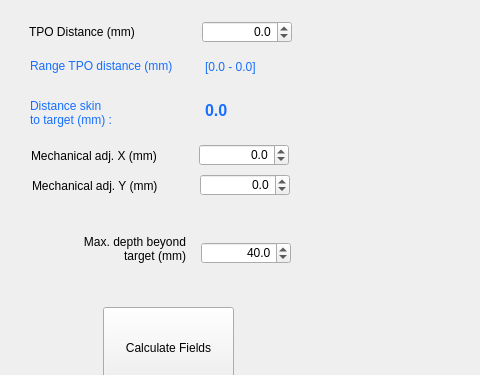
Qt form BabelBrain/Babel_CTX500/form.ui (ProteusMRIgHIFU/BabelBrain) before a commit; both pictures show x 0 to 480 and y 0 to 375 of the 1251 by 473 pixel window.
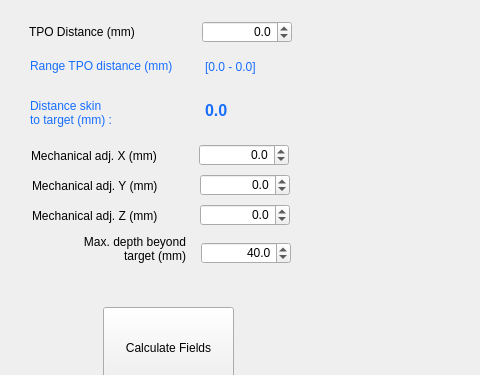
The same form after that commit.

Commit message: Addressed issue #16 - Added Z control for CTX-500

The edit to the form file:
```diff
--- a/BabelBrain/Babel_CTX500/form.ui
+++ b/BabelBrain/Babel_CTX500/form.ui
@@ -216,6 +216,47 @@
     <double>0.000000000000000</double>
    </property>
   </widget>
+  <widget class="QLabel" name="label_24">
+   <property name="geometry">
+    <rect>
+     <x>32</x>
+     <y>206</y>
+     <width>143</width>
+     <height>20</height>
+    </rect>
+   </property>
+   <property name="text">
+    <string>Mechanical adj. Z (mm)</string>
+   </property>
+  </widget>
+  <widget class="QDoubleSpinBox" name="ZMechanicSpinBox">
+   <property name="geometry">
+    <rect>
+     <x>200</x>
+     <y>204</y>
+     <width>90</width>
+     <height>22</height>
+    </rect>
+   </property>
+   <property name="alignment">
+    <set>Qt::AlignRight|Qt::AlignTrailing|Qt::AlignVCenter</set>
+   </property>
+   <property name="decimals">
+    <number>1</number>
+   </property>
+   <property name="minimum">
+    <double>-50.000000000000000</double>
+   </property>
+   <property name="maximum">
+    <double>50.000000000000000</double>
+   </property>
+   <property name="singleStep">
+    <double>0.100000000000000</double>
+   </property>
+   <property name="value">
+    <double>0.000000000000000</double>
+   </property>
+  </widget>
   <widget class="QPushButton" name="CalculatePlanningMask">
    <property name="geometry">
     <rect>
```
The commit also changes 1 other file.
